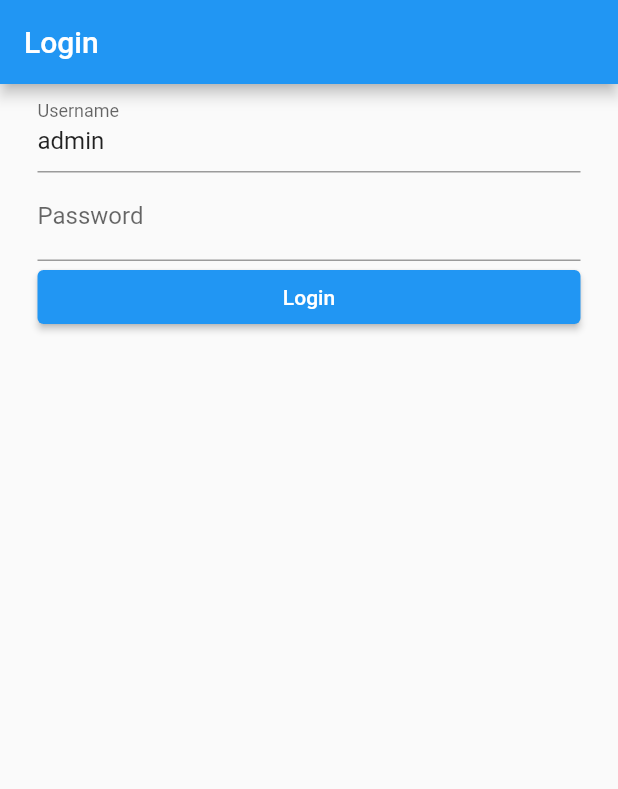
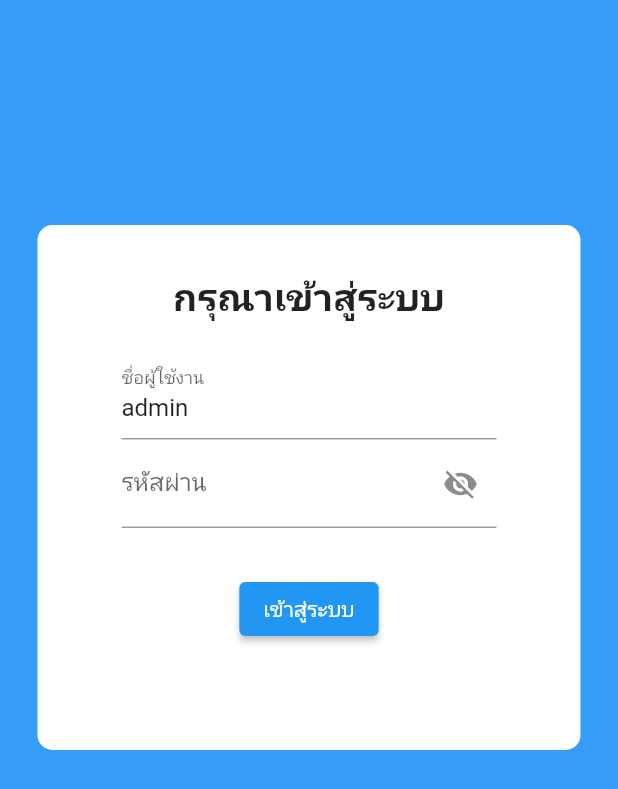
Before and after one commit to Jame-jetsada/finalfront, a Flutter app: the screen it shows after launch, on a phone screen of 412 x 824 dp. Shown: the top 789 px of the screen. Run offline on Flutter 3.47's test engine with Material 2 defaults, Android fonts, the phone set to English and light mode, and no system bars; our stand-ins replace font_awesome_flutter.

Commit message:
recent
ล่าสุด

```diff
--- a/lib/components/signbt.dart
+++ /dev/null
@@ -1 +0,0 @@
-// ignore: must_be_immutable
--- a/lib/src/app.dart
+++ b/lib/src/app.dart
@@ -1,6 +1,5 @@
 import 'package:flutter/material.dart';
-import 'package:myproject/src/pages/login/login_page.dart';
-import 'package:myproject/src/pages/routes.dart';
+import 'package:myproject/src/routes/routes.dart';
 
 class MyApp extends StatelessWidget {
   const MyApp({super.key});
@@ -11,8 +10,11 @@ class MyApp extends StatelessWidget {
     return MaterialApp(
       title: "FirstApp",
       debugShowCheckedModeBanner: false,
+      initialRoute: AppRoute.loginpage,
+      // onGenerateRoute: AppRoute.generateRoute,
+
       routes: AppRoute.all,
-      home: LoginPage(),
     );
+
   }
 }
--- a/lib/src/pages/login/login_page.dart
+++ /dev/null
@@ -1,54 +0,0 @@
-import 'package:flutter/material.dart';
-import 'package:myproject/src/pages/routes.dart';
-
-class LoginPage extends StatefulWidget {
-  const LoginPage({super.key});
-
-  @override
-  State<LoginPage> createState() => _LoginPageState();
-}
-
-class _LoginPageState extends State<LoginPage> {
-  final usernamecontroller = TextEditingController();
-  final passwordcontroller = TextEditingController();
-
-  @override
-  void initState() {
-    super.initState();
-    usernamecontroller.text = "admin";
-  }
-
-  @override
-  Widget build(BuildContext context) {
-    return Scaffold(
-      appBar: AppBar(
-        title: Text('Login'),
-      ),
-      body: Container(
-        width: double.infinity,
-        child: Padding(
-          padding: const EdgeInsets.symmetric(horizontal: 25.0),
-          child: Column(
-            crossAxisAlignment: CrossAxisAlignment.stretch,
-            children: [
-              TextField(
-                controller: usernamecontroller,
-                decoration: InputDecoration(labelText: "Username"),
-              ),
-              TextField(
-                controller: passwordcontroller,
-                decoration: InputDecoration(labelText: "Password"),
-              ),
-              ElevatedButton(onPressed: _OnClick, child: Text('Login'))
-            ],
-          ),
-        ),
-      ),
-    );
-  }
-
-  void _OnClick() {
-    // print("login success (${usernamecontroller.text})");
-    Navigator.pushNamed(context, AppRoute.home);
-  }
-}
--- /dev/null
+++ b/lib/src/pages/login_page.dart
@@ -0,0 +1,145 @@
+import 'dart:convert';
+
+import 'package:flutter/material.dart';
+import 'package:myproject/src/routes/routes.dart';
+
+import 'package:http/http.dart' as http;
+
+class LoginPage extends StatefulWidget {
+  const LoginPage({super.key});
+
+  @override
+  State<LoginPage> createState() => _LoginPageState();
+}
+
+class _LoginPageState extends State<LoginPage> {
+  final usernamecontroller = TextEditingController();
+  final passwordcontroller = TextEditingController();
+
+  bool Pass_visible = true;
+
+  @override
+  void initState() {
+    super.initState();
+    usernamecontroller.text = "admin";
+  }
+
+  void Login(String username, String password) async {
+    try {
+      final response = await http.get(Uri.parse(
+          'http://10.0.2.2:8000/project-v0/profile/login/$username/$password'));
+
+      // if (response.statusCode == 200) {
+      //   // การแปลงข้อมูล JSON
+      //   Map<String, dynamic> data = json.decode(response.body);
+      //   print("Response Data: $data");
+      // } else {
+      //   print("HTTP Request failed with status: ${response.statusCode}");
+      // }
+
+      if (response.statusCode == 200) {
+        // การแปลงข้อมูล JSON
+
+        Map<String, dynamic> data = json.decode(response.body);
+        // print("Response Data: $data");
+
+        // เข้าถึงค่า res_code และ res_msg
+        String resCode = data['res_code'];
+        String resMsg = data['res_msg'];
+
+        // ตรวจสอบค่า res_code
+        if (resCode == "000") {
+          print("Login success");
+        } else {
+          print("ล็อคอินไม่ผ่านนะจะ");
+        }
+      } else {
+        print("HTTP Request failed with status: ${response.statusCode}");
+      }
+    } catch (e) {
+      print(e.toString());
+    }
+  }
+
+  @override
+  Widget build(BuildContext context) {
+    return Scaffold(
+      backgroundColor: const Color.fromARGB(255, 53, 156, 247),
+      body: SingleChildScrollView(
+          child: Container(
+        width: double.infinity,
+        child: Padding(
+          padding: const EdgeInsets.symmetric(horizontal: 25.0),
+          child: Column(
+            crossAxisAlignment: CrossAxisAlignment.stretch,
+            children: [
+              SizedBox(
+                height: 150,
+              ),
+              Container(
+                height: 350,
+                width: 325,
+                decoration: BoxDecoration(
+                    color: Colors.white,
+                    borderRadius: BorderRadius.circular(10)),
+                child: Column(
+                  crossAxisAlignment: CrossAxisAlignment.center,
+                  children: [
+                    SizedBox(height: 30),
+                    Text(
+                      'กรุณาเข้าสู่ระบบ',
+                      style:
+                          TextStyle(fontSize: 25, fontWeight: FontWeight.bold),
+                    ),
+                    SizedBox(
+                      height: 20,
+                    ),
+                    Container(
+                      width: 250,
+                      child: TextField(
+                        controller: usernamecontroller,
+                        decoration: InputDecoration(labelText: "ชื่อผู้ใช้งาน"),
+                      ),
+                    ),
+                    Container(
+                      width: 250,
+                      child: TextFormField(
+                        controller: passwordcontroller,
+                        obscureText: Pass_visible,
+                        decoration: InputDecoration(
+                            labelText: "รหัสผ่าน",
+                            suffixIcon: IconButton(
+                              icon: Icon(Pass_visible
+                                  ? Icons.visibility_off
+                                  : Icons.visibility),
+                              onPressed: () {
+                                setState(() {
+                                  Pass_visible = !Pass_visible;
+                                });
+                              },
+                            )),
+                      ),
+                    ),
+                    SizedBox(
+                      height: 30,
+                    ),
+                    ElevatedButton(
+                        onPressed: _OnClick, child: Text('เข้าสู่ระบบ')),
+                  ],
+                ),
+              )
+            ],
+          ),
+        ),
+      )),
+    );
+  }
+
+  void _OnClick() {
+    // print("login success (${usernamecontroller.text})");
+
+    Login(
+        usernamecontroller.text.toString(), passwordcontroller.text.toString());
+    Navigator.pushNamed(context, AppRoute.menupage);
+  }
+}
--- a/lib/src/pages/routes.dart
+++ /dev/null
@@ -1,13 +0,0 @@
-import 'package:flutter/material.dart';
-import 'package:myproject/src/pages/home/home_page.dart';
-import 'package:myproject/src/pages/login/login_page.dart';
-
-class AppRoute {
-  static const login = 'login';
-  static const home = 'home';
-
-  static get all => <String, WidgetBuilder>{
-        login: (context) => LoginPage(),
-        home: (context) => HomePage(),
-      };
-}
--- /dev/null
+++ b/lib/src/routes/routes.dart
@@ -0,0 +1,46 @@
+import 'package:flutter/material.dart';
+import 'package:myproject/src/pages/check_page.dart';
+import 'package:myproject/src/pages/menu_page.dart';
+import 'package:myproject/src/pages/report_page.dart';
+import 'package:myproject/src/pages/login_page.dart';
+
+class AppRoute {
+  static const String loginpage = 'login';
+  static const String menupage = 'menu';
+  static const String checkpage = 'check';
+  static const String reportpage = 'report';
+
+  // static Route<dynamic> generateRoute(RouteSettings settings){
+  //   switch (settings.name){
+  //     case loginpage:
+  //       return MaterialPageRoute(
+  //         builder: (context) => LoginPage()
+  //       );
+
+  //     case menupage:
+  //       return MaterialPageRoute(
+  //         builder: (context) => MenuPage()
+  //       );
+
+  //     case checkpage:
+  //       return MaterialPageRoute(
+  //         builder: (context) => CheckPage()
+  //       );
+
+  //     case reportpage:
+  //       return MaterialPageRoute(
+  //         builder: (context) => ReportPage()
+  //       );
+
+  //     default:
+  //       throw FormatException('Route not found');
+  //   }
+  // }
+
+  static get all => <String, WidgetBuilder>{
+    loginpage: (context) => const LoginPage(),
+    menupage: (context) => const MenuPage(),
+    checkpage: (context) => const CheckPage(),
+    reportpage:(context) => const ReportPage()
+  };
+}
```
Also changed, not shown: lib/src/pages/check_page.dart (added, +88 -0 lines), lib/src/pages/home/home_page.dart (deleted, +0 -29 lines), lib/src/pages/menu_page.dart (added, +82 -0 lines), lib/src/pages/re_check_page.dart (added, +27 -0 lines), lib/src/pages/report_page.dart (added, +19 -0 lines), pubspec.yaml (+6 -5 lines), images/logo.png (added), lib/config.dart (added), pubspec.lock.
